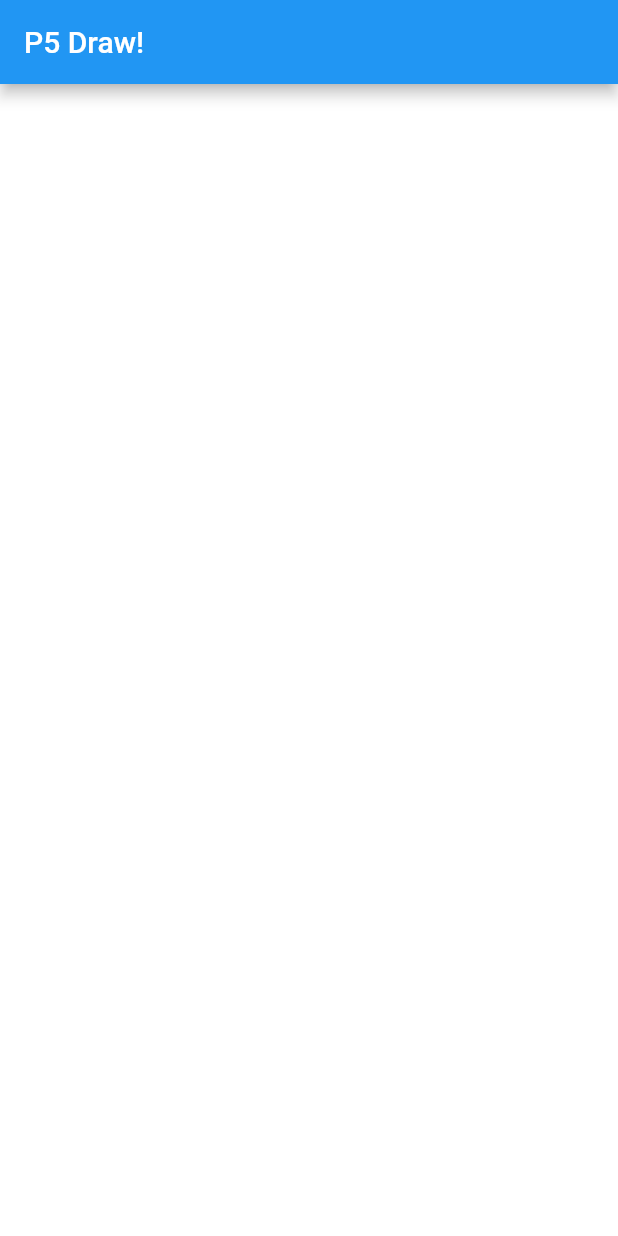
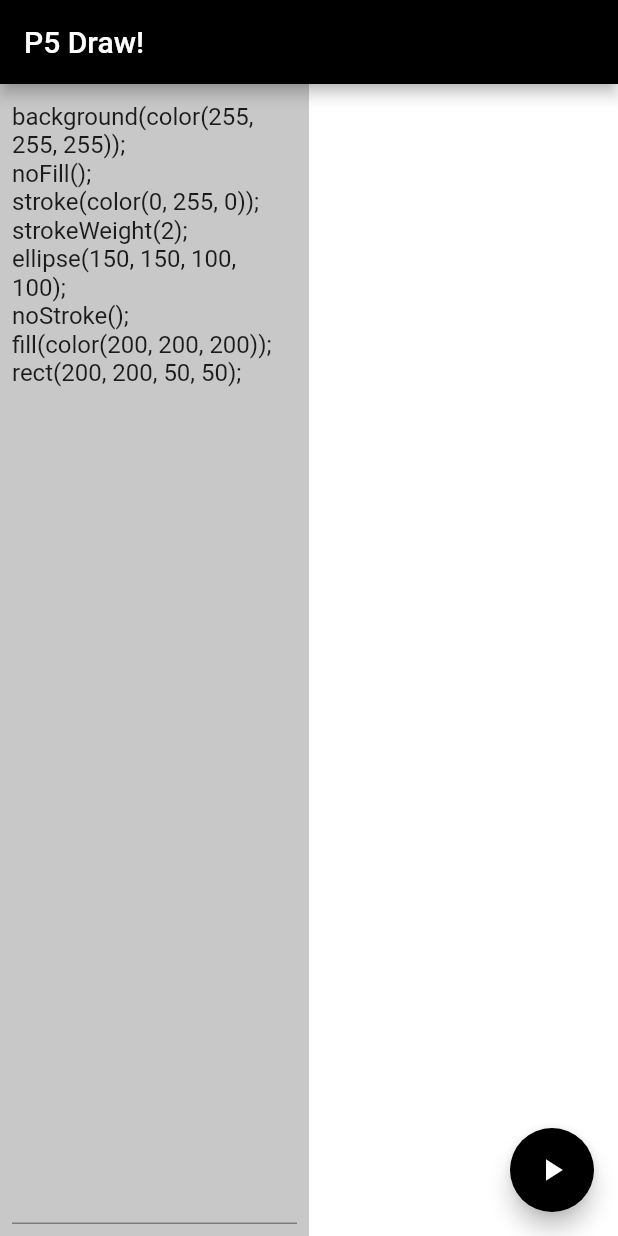
Before and after one commit to nileshchakraborty/katachi, a Flutter app: the screen it shows after launch, on a phone screen of 412 x 824 dp. Run offline on Flutter 3.47's test engine with Material 2 defaults, Android fonts, the phone set to English and light mode, and no system bars.

Commit message:
Add simple parser

```diff
--- a/lib/main.dart
+++ b/lib/main.dart
@@ -1,5 +1,6 @@
 import 'package:flutter/material.dart';
 
+import 'code.dart';
 import 'p5.dart';
 import 'sketch.dart';
 
@@ -19,34 +20,44 @@ class MyApp extends StatelessWidget {
   @override
   Widget build(BuildContext context) {
     return MaterialApp(
-      title: 'P5 Demo',
-      theme: ThemeData(
-        // This is the theme of your application.
-        primarySwatch: Colors.blue,
-      ),
-      home: const MyHomePage(title: 'P5 Demo Home Page'),
+      title: 'Katachi',
+      theme: ThemeData(primaryColor: Colors.black),
+      home: const MyHomePage(title: 'Katachi'),
     );
   }
 }
 
 class _MyHomePageState extends State<MyHomePage>
     with SingleTickerProviderStateMixin {
-  MySketch sketch;
-  PAnimator animator;
+  MySketch _sketch;
+  PAnimator _animator;
+  TextEditingController _textController;
+  String _text = '''
+background(color(255, 255, 255));
+noFill();
+stroke(color(0, 255, 0));
+strokeWeight(2);
+ellipse(150, 150, 100, 100);
+noStroke();
+fill(color(200, 200, 200));
+rect(200, 200, 50, 50);
+''';
 
   @override
   void initState() {
     super.initState();
-    sketch = MySketch();
+    _sketch = MySketch(codes: <PCode>[]);
     // Need an animator to call the draw() method in the sketch continuously,
     // otherwise it will be called only when touch events are detected.
-    animator = PAnimator(this);
-    animator.addListener(() {
+    _animator = PAnimator(this);
+    _animator.addListener(() {
       setState(() {
-        sketch.redraw();
+        _sketch.redraw();
       });
     });
-    animator.run();
+    _animator.run();
+
+    _textController = TextEditingController(text: _text);
   }
 
   @override
@@ -54,9 +65,53 @@ class _MyHomePageState extends State<MyHomePage>
     return Scaffold(
       appBar: AppBar(title: const Text('P5 Draw!')),
       backgroundColor: const Color.fromRGBO(200, 200, 200, 1.0),
-      body: Center(
-        child: PWidget(painter: sketch),
+      body: Row(
+        children: <Widget>[
+          Expanded(
+            child: Container(
+              padding: const EdgeInsets.fromLTRB(8, 0, 8, 8),
+              child: TextField(
+                controller: _textController,
+                maxLines: null,
+                expands: true,
+                onChanged: (String value) {
+                  setState(() {
+                    _text = value;
+                  });
+                },
+              ),
+            ),
+          ),
+          Expanded(
+            child: Container(
+              color: Colors.white,
+              child: PWidget(painter: _sketch),
+            ),
+          ),
+        ],
+      ),
+      floatingActionButton: FloatingActionButton(
+        onPressed: _run,
+        child: Icon(Icons.play_arrow),
+        backgroundColor: Colors.black,
       ),
     );
   }
+
+  @override
+  void dispose() {
+    _textController.dispose();
+    super.dispose();
+  }
+
+  void _run() {
+    final List<String> lines = _text
+        .split(RegExp(r';\s*'))
+        .where((String line) => line.isNotEmpty)
+        .toList();
+    setState(() {
+      _sketch =
+          MySketch(codes: lines.map((String line) => PCode(line)).toList());
+    });
+  }
 }
--- a/lib/p5.dart
+++ b/lib/p5.dart
@@ -311,7 +311,7 @@ class PPainter extends ChangeNotifier implements CustomPainter {
     useFill = false;
   }
 
-  void ellipse(num x, num y, num w, num h) {
+  void ellipse(double x, double y, double w, double h) {
     final Rect rect = Offset(x - w / 2, y - h / 2) & Size(w, h);
     if (useFill) {
       paintCanvas.drawOval(rect, fillPaint);
--- a/lib/sketch.dart
+++ b/lib/sketch.dart
@@ -1,38 +1,91 @@
+import 'code.dart';
 import 'p5.dart';
 
 class MySketch extends PPainter {
-  List<List<PVector>> strokes = <List<PVector>>[];
+  MySketch({this.codes});
+
+  final List<PCode> codes;
 
   @override
   void setup() {
-//    size(300, 300);
     fullScreen();
   }
 
   @override
   void draw() {
-    background(color(255, 255, 255));
-
-    noFill();
-    strokeWeight(10);
-    stroke(color(10, 40, 200, 60));
-    for (List<PVector> stroke in strokes) {
-      beginShape();
-      for (PVector p in stroke) {
-        vertex(p.x, p.y);
+    for (PCode code in codes) {
+      switch (code.name) {
+        case 'background':
+          background(
+            color(
+              int.parse(code.args[0].args[0].name),
+              int.parse(code.args[0].args[1].name),
+              int.parse(code.args[0].args[2].name),
+            ),
+          );
+          break;
+        case 'stroke':
+          stroke(
+            color(
+              int.parse(code.args[0].args[0].name),
+              int.parse(code.args[0].args[1].name),
+              int.parse(code.args[0].args[2].name),
+            ),
+          );
+          break;
+        case 'fill':
+          fill(
+            color(
+              int.parse(code.args[0].args[0].name),
+              int.parse(code.args[0].args[1].name),
+              int.parse(code.args[0].args[2].name),
+            ),
+          );
+          break;
+        case 'strokeWeight':
+          strokeWeight(int.parse(code.args[0].name));
+          break;
+        case 'ellipse':
+          ellipse(
+            double.parse(code.args[0].name),
+            double.parse(code.args[1].name),
+            double.parse(code.args[2].name),
+            double.parse(code.args[2].name),
+          );
+          break;
+        case 'noStroke':
+          noStroke();
+          break;
+        case 'noFill':
+          noFill();
+          break;
+        case 'rect':
+          rect(
+            double.parse(code.args[0].name),
+            double.parse(code.args[1].name),
+            double.parse(code.args[2].name),
+            double.parse(code.args[2].name),
+          );
+          break;
+//strokeCap(int cap)
+//strokeJoin(int join)
+//line(num x1, num y1, num x2, num y2)
+//point(num x, num y)
+//quad(num x1, num y1, num x2, num y2, num x3, num y3, num x4, num y4)
+//triangle(num x1, num y1, num x2, num y2, num x3, num y3)
+//beginShape([int mode = 3])
+//vertex(num x, num y)
+//endShape([int mode = 0])
+//translate(num tx, num ty)
+//rotate(num angle)
+//scale(num sx, num sy)
+//push()
+//pop()
+//radians(num angle)
+//degrees(num angle)
+        case '':
+          break;
       }
-      endShape();
     }
   }
-
-  @override
-  void mousePressed() {
-    strokes.add(<PVector>[PVector(x: mouseX, y: mouseY)]);
-  }
-
-  @override
-  void mouseDragged() {
-    final List<PVector> stroke = strokes.last;
-    stroke.add(PVector(x: mouseX, y: mouseY));
-  }
 }
--- /dev/null
+++ b/web/lib/app/code.dart
@@ -0,0 +1,27 @@
+class PCode {
+  PCode(String text) {
+    final List<String> components = text.split('(');
+    name = components[0].replaceAll(')', '');
+    if (components.length > 2) {
+      args = <PCode>[PCode(components.sublist(1).join('('))];
+    } else if (components.length > 1) {
+      args = components[1]
+          .split(',')
+          .map((String component) => PCode(component))
+          .toList();
+    } else {
+      args = <PCode>[];
+    }
+  }
+
+  String name;
+  List<PCode> args = <PCode>[];
+
+  @override
+  String toString() {
+    if (args.isEmpty) {
+      return name;
+    }
+    return '$name: $args';
+  }
+}
--- a/web/lib/app/main.dart
+++ b/web/lib/app/main.dart
@@ -1,5 +1,6 @@
 import 'package:flutter_web/material.dart';
 
+import 'code.dart';
 import 'p5.dart';
 import 'sketch.dart';
 
@@ -19,34 +20,44 @@ class MyApp extends StatelessWidget {
   @override
   Widget build(BuildContext context) {
     return MaterialApp(
-      title: 'P5 Demo',
-      theme: ThemeData(
-        // This is the theme of your application.
-        primarySwatch: Colors.blue,
-      ),
-      home: const MyHomePage(title: 'P5 Demo Home Page'),
+      title: 'Katachi',
+      theme: ThemeData(primaryColor: Colors.black),
+      home: const MyHomePage(title: 'Katachi'),
     );
   }
 }
 
 class _MyHomePageState extends State<MyHomePage>
     with SingleTickerProviderStateMixin {
-  MySketch sketch;
-  PAnimator animator;
+  MySketch _sketch;
+  PAnimator _animator;
+  TextEditingController _textController;
+  String _text = '''
+background(color(255, 255, 255));
+noFill();
+stroke(color(0, 255, 0));
+strokeWeight(2);
+ellipse(150, 150, 100, 100);
+noStroke();
+fill(color(200, 200, 200));
+rect(200, 200, 50, 50);
+''';
 
   @override
   void initState() {
     super.initState();
-    sketch = MySketch();
+    _sketch = MySketch(codes: <PCode>[]);
     // Need an animator to call the draw() method in the sketch continuously,
     // otherwise it will be called only when touch events are detected.
-    animator = PAnimator(this);
-    animator.addListener(() {
+    _animator = PAnimator(this);
+    _animator.addListener(() {
       setState(() {
-        sketch.redraw();
+        _sketch.redraw();
       });
     });
-    animator.run();
+    _animator.run();
+
+    _textController = TextEditingController(text: _text);
   }
 
   @override
@@ -54,9 +65,53 @@ class _MyHomePageState extends State<MyHomePage>
     return Scaffold(
       appBar: AppBar(title: const Text('P5 Draw!')),
       backgroundColor: const Color.fromRGBO(200, 200, 200, 1.0),
-      body: Center(
-        child: PWidget(painter: sketch),
+      body: Row(
+        children: <Widget>[
+          Expanded(
+            child: Container(
+              padding: const EdgeInsets.fromLTRB(8, 0, 8, 8),
+              child: TextField(
+                controller: _textController,
+                maxLines: null,
+
+                onChanged: (String value) {
+                  setState(() {
+                    _text = value;
+                  });
+                },
+              ),
+            ),
+          ),
+          Expanded(
+            child: Container(
+              color: Colors.white,
+              child: PWidget(painter: _sketch),
+            ),
+          ),
+        ],
+      ),
+      floatingActionButton: FloatingActionButton(
+        onPressed: _run,
+        child: Icon(Icons.play_arrow),
+        backgroundColor: Colors.black,
       ),
     );
   }
+
+  @override
+  void dispose() {
+    _textController.dispose();
+    super.dispose();
+  }
+
+  void _run() {
+    final List<String> lines = _text
+        .split(RegExp(r';\s*'))
+        .where((String line) => line.isNotEmpty)
+        .toList();
+    setState(() {
+      _sketch =
+          MySketch(codes: lines.map((String line) => PCode(line)).toList());
+    });
+  }
 }
--- a/web/lib/app/p5.dart
+++ b/web/lib/app/p5.dart
@@ -311,7 +311,7 @@ class PPainter extends ChangeNotifier implements CustomPainter {
     useFill = false;
   }
 
-  void ellipse(num x, num y, num w, num h) {
+  void ellipse(double x, double y, double w, double h) {
     final Rect rect = Offset(x - w / 2, y - h / 2) & Size(w, h);
     if (useFill) {
       paintCanvas.drawOval(rect, fillPaint);
--- a/web/lib/app/sketch.dart
+++ b/web/lib/app/sketch.dart
@@ -1,38 +1,91 @@
+import 'code.dart';
 import 'p5.dart';
 
 class MySketch extends PPainter {
-  List<List<PVector>> strokes = <List<PVector>>[];
+  MySketch({this.codes});
+
+  final List<PCode> codes;
 
   @override
   void setup() {
-//    size(300, 300);
     fullScreen();
   }
 
   @override
   void draw() {
-    background(color(255, 255, 255));
-
-    noFill();
-    strokeWeight(10);
-    stroke(color(10, 40, 200, 60));
-    for (List<PVector> stroke in strokes) {
-      beginShape();
-      for (PVector p in stroke) {
-        vertex(p.x, p.y);
+    for (PCode code in codes) {
+      switch (code.name) {
+        case 'background':
+          background(
+            color(
+              int.parse(code.args[0].args[0].name),
+              int.parse(code.args[0].args[1].name),
+              int.parse(code.args[0].args[2].name),
+            ),
+          );
+          break;
+        case 'stroke':
+          stroke(
+            color(
+              int.parse(code.args[0].args[0].name),
+              int.parse(code.args[0].args[1].name),
+              int.parse(code.args[0].args[2].name),
+            ),
+          );
+          break;
+        case 'fill':
+          fill(
+            color(
+              int.parse(code.args[0].args[0].name),
+              int.parse(code.args[0].args[1].name),
+              int.parse(code.args[0].args[2].name),
+            ),
+          );
+          break;
+        case 'strokeWeight':
+          strokeWeight(int.parse(code.args[0].name));
+          break;
+        case 'ellipse':
+          ellipse(
+            double.parse(code.args[0].name),
+            double.parse(code.args[1].name),
+            double.parse(code.args[2].name),
+            double.parse(code.args[2].name),
+          );
+          break;
+        case 'noStroke':
+          noStroke();
+          break;
+        case 'noFill':
+          noFill();
+          break;
+        case 'rect':
+          rect(
+            double.parse(code.args[0].name),
+            double.parse(code.args[1].name),
+            double.parse(code.args[2].name),
+            double.parse(code.args[2].name),
+          );
+          break;
+//strokeCap(int cap)
+//strokeJoin(int join)
+//line(num x1, num y1, num x2, num y2)
+//point(num x, num y)
+//quad(num x1, num y1, num x2, num y2, num x3, num y3, num x4, num y4)
+//triangle(num x1, num y1, num x2, num y2, num x3, num y3)
+//beginShape([int mode = 3])
+//vertex(num x, num y)
+//endShape([int mode = 0])
+//translate(num tx, num ty)
+//rotate(num angle)
+//scale(num sx, num sy)
+//push()
+//pop()
+//radians(num angle)
+//degrees(num angle)
+        case '':
+          break;
       }
-      endShape();
     }
   }
-
-  @override
-  void mousePressed() {
-    strokes.add(<PVector>[PVector(x: mouseX, y: mouseY)]);
-  }
-
-  @override
-  void mouseDragged() {
-    final List<PVector> stroke = strokes.last;
-    stroke.add(PVector(x: mouseX, y: mouseY));
-  }
 }
```
Also changed, not shown: lib/code.dart (added, +27 -0 lines), 2 other files.
